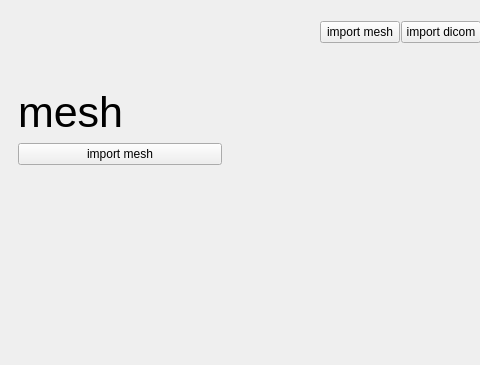
nsmela/3d-viewer-template, file src/windows/ui/main_window.ui: the form before one commit; both pictures show x 0 to 480 and y 0 to 365 of the 882 by 687 pixel window.
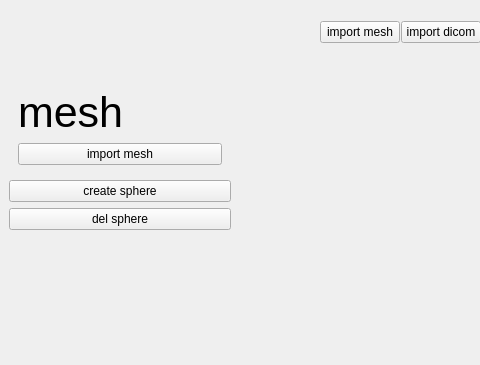
The form after the commit.

Patch:
```diff
--- a/src/windows/ui/main_window.ui
+++ b/src/windows/ui/main_window.ui
@@ -226,6 +226,20 @@
             </widget>
            </widget>
           </item>
+          <item>
+           <widget class="QPushButton" name="btn_test_1">
+            <property name="text">
+             <string>create sphere</string>
+            </property>
+           </widget>
+          </item>
+          <item>
+           <widget class="QPushButton" name="btn_test_2">
+            <property name="text">
+             <string>del sphere</string>
+            </property>
+           </widget>
+          </item>
           <item>
            <spacer name="verticalSpacer">
             <property name="orientation">
```
Left out of the diff: 2 changed lines with no effect on the pictures.
